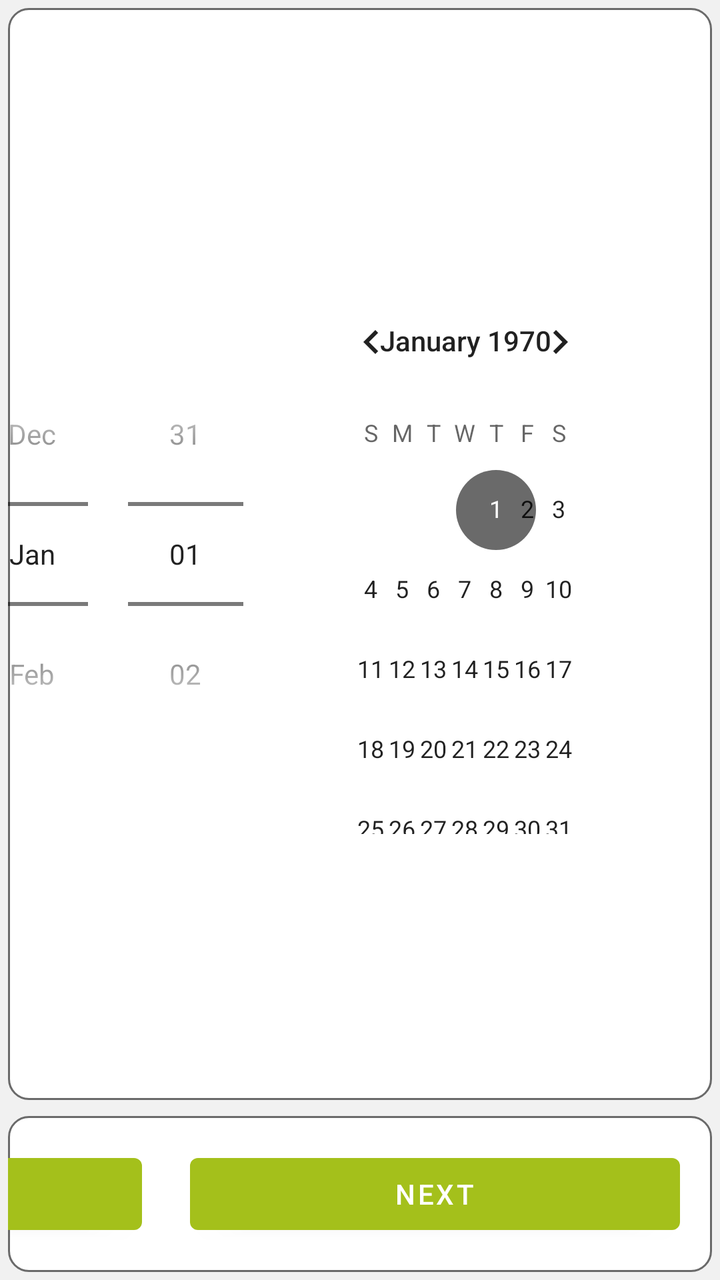
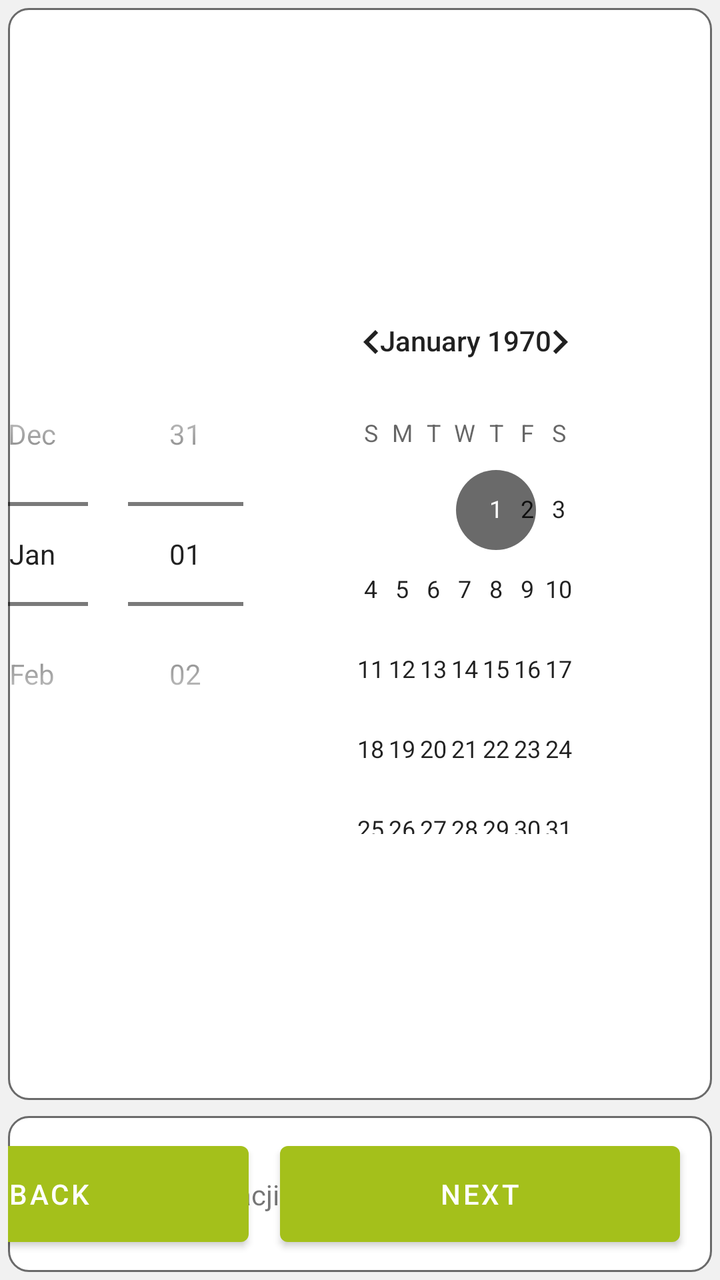

An Android layout rendered at two revisions. The XML below is the earlier revision; the diff shows what the commit changed to produce the second picture.
<!-- AndroidManifest.xml: application theme AppTheme -->
<!-- res/layout/fragment_creator_time_select.xml -->
<?xml version="1.0" encoding="utf-8"?>
<layout xmlns:android="http://schemas.android.com/apk/res/android"
    xmlns:app="http://schemas.android.com/apk/res-auto"
    xmlns:tools="http://schemas.android.com/tools">

    <data>

        <variable
            name="viewModel"
            type="eu.agribot.agribotapp.ui.fragment.taskcreator.timeselect.CreatorTimeSelectViewModel" />
    </data>


    <LinearLayout
        android:layout_width="match_parent"
        android:layout_height="match_parent"
        android:layout_margin="@dimen/margin_medium"
        android:gravity="center"
        android:orientation="vertical"
        android:background="@color/background_gray">

            <LinearLayout
                android:layout_width="match_parent"
                android:layout_height="0dp"
                android:layout_weight="7"
                android:layout_margin="@dimen/margin_small"
                android:background="@drawable/rounded_corner_layout"
                android:gravity="center">


                <DatePicker
                    android:id="@+id/date_picker"
                    android:layout_width="wrap_content"
                    android:layout_height="wrap_content"
                    android:layout_gravity="center"
                    android:layout_margin="@dimen/margin_medium"
                    android:datePickerMode="spinner" />

                <TimePicker
                    android:id="@+id/time_picker"
                    android:layout_width="wrap_content"
                    android:layout_height="wrap_content"
                    android:layout_gravity="center"
                    android:layout_margin="@dimen/margin_medium"
                    android:timePickerMode="clock" />


                <androidx.appcompat.widget.SwitchCompat
                    android:id="@+id/time_activator"
                    android:layout_width="wrap_content"
                    android:layout_height="wrap_content"
                    android:layout_gravity="center"
                    android:checked="@{viewModel.isTimePreset()}"
                    android:layout_marginHorizontal="@dimen/margin_large" />

            </LinearLayout>


            <LinearLayout
                android:layout_width="match_parent"
                android:layout_height="0dp"
                android:layout_weight="1"
                android:layout_margin="@dimen/margin_small"
                android:background="@drawable/rounded_corner_layout"
                android:gravity="end"
                android:orientation="horizontal">

                <TextView
                    android:layout_width="100dp"
                    android:layout_height="wrap_content"
                    android:layout_gravity="center"
                    android:layout_marginHorizontal="@dimen/margin_large"
                    android:text="@string/configuration_progress" />

                <ProgressBar
                    style="@style/Widget.AppCompat.ProgressBar.Horizontal"
                    android:layout_width="245dp"
                    android:layout_height="wrap_content"
                    android:padding="@dimen/margin_large"
                    android:layout_gravity="center"
                    android:layout_marginHorizontal="@dimen/margin_large"
                    android:progress="50" />


                <com.google.android.material.button.MaterialButton
                    android:layout_width="245dp"
                    android:layout_height="wrap_content"
                    android:layout_margin="@dimen/margin_medium"
                    android:layout_gravity="center"
                    android:onClick="@{()-> viewModel.onPreviousButtonClicked()}"
                    android:text="@string/back_button" />

                <com.google.android.material.button.MaterialButton
                    android:layout_width="245dp"
                    android:layout_height="wrap_content"
                    android:layout_gravity="center"
                    android:layout_marginHorizontal="@dimen/margin_large"
                    android:layout_marginVertical="@dimen/margin_medium"
                    android:onClick="@{()-> viewModel.onNextButtonClicked()}"
                    android:text="@string/next_button" />


            </LinearLayout>


    </LinearLayout>

</layout>
<!-- resources referenced by this layout -->
<resources>
  <color name="background_gray">#f1f1f1</color>
  <dimen name="margin_large">16dp</dimen>
  <dimen name="margin_medium">8dp</dimen>
  <dimen name="margin_small">4dp</dimen>
  <!-- drawable rounded_corner_layout (drawable-mdpi) -->
  <?xml version="1.0" encoding="utf-8"?>
  <shape xmlns:android="http://schemas.android.com/apk/res/android">
  
      <solid android:color="@android:color/white"/>
      <corners android:radius="10dp"/>
      <stroke
          android:width="1dp"
          android:color="@color/gray" />
  
  </shape>
  <string name="back_button">Back</string>
  <string name="configuration_progress">Postęp konfiguracji</string>
  <string name="next_button">Next</string>
  <style name="AppTheme" parent="Theme.MaterialComponents.Light.DarkActionBar">
          
          <item name="colorPrimary">@color/colorPrimary</item>
          <item name="colorPrimaryDark">@color/colorPrimaryDark</item>
          <item name="colorAccent">@color/colorAccent</item>
      </style>
  <color name="gray">#6A6A6A</color>
  <color name="colorPrimary">@color/base_green</color>
  <color name="colorPrimaryDark">@color/base_green_darker</color>
  <color name="colorAccent">@color/gray</color>
  <color name="base_green">#a4c01b</color>
  <color name="base_green_darker">#839915</color>
</resources>

<!-- the commit's change to res/layout/fragment_creator_time_select.xml (unified diff, before → after) -->
@@ -10,14 +10,11 @@
             type="eu.agribot.agribotapp.ui.fragment.taskcreator.timeselect.CreatorTimeSelectViewModel" />
     </data>
 
-
     <LinearLayout
         android:layout_width="match_parent"
         android:layout_height="match_parent"
-        android:layout_margin="@dimen/margin_medium"
-        android:gravity="center"
-        android:orientation="vertical"
-        android:background="@color/background_gray">
+        android:background="@color/background_gray"
+        android:orientation="vertical">
 
             <LinearLayout
                 android:layout_width="match_parent"
@@ -56,51 +53,72 @@
             </LinearLayout>
 
 
-            <LinearLayout
+        <androidx.constraintlayout.widget.ConstraintLayout
+            android:layout_width="match_parent"
+            android:layout_height="0dp"
+            android:layout_margin="@dimen/margin_small"
+            android:layout_weight="1"
+            android:background="@drawable/rounded_corner_layout"
+            android:gravity="end"
+            android:orientation="horizontal">
+
+            <TextView
+                android:id="@+id/textView7"
+                android:layout_width="0dp"
+                android:layout_height="wrap_content"
+                android:layout_marginStart="@dimen/margin_large"
+                android:layout_marginLeft="@dimen/margin_large"
+                android:layout_marginEnd="@dimen/margin_large"
+                android:layout_marginRight="@dimen/margin_large"
+                android:text="@string/configuration_progress"
+                app:layout_constraintBottom_toBottomOf="parent"
+                app:layout_constraintStart_toStartOf="parent"
+                app:layout_constraintTop_toTopOf="parent" />
+
+            <ProgressBar
+                android:id="@+id/progressBar"
+                style="@style/Widget.AppCompat.ProgressBar.Horizontal"
+                android:layout_width="200dp"
+                android:layout_height="wrap_content"
+                android:layout_marginStart="@dimen/margin_large"
+                android:padding="@dimen/margin_large"
+                android:progress="40"
+                android:progressBackgroundTint="@color/base_green"
+                android:progressTint="@color/base_green"
+                app:layout_constraintBottom_toBottomOf="parent"
+                app:layout_constraintStart_toEndOf="@+id/textView7"
+                app:layout_constraintTop_toTopOf="parent" />
+
+            <View
                 android:layout_width="match_parent"
-                android:layout_height="0dp"
-                android:layout_weight="1"
-                android:layout_margin="@dimen/margin_small"
-                android:background="@drawable/rounded_corner_layout"
-                android:gravity="end"
-                android:orientation="horizontal">
+                android:layout_height="match_parent"
+                app:layout_constraintBottom_toBottomOf="parent"
+                app:layout_constraintEnd_toStartOf="@+id/left_button"
+                app:layout_constraintTop_toTopOf="parent"/>
 
-                <TextView
-                    android:layout_width="100dp"
-                    android:layout_height="wrap_content"
-                    android:layout_gravity="center"
-                    android:layout_marginHorizontal="@dimen/margin_large"
-                    android:text="@string/configuration_progress" />
+            <com.google.android.material.button.MaterialButton
+                android:id="@+id/left_button"
+                android:layout_width="200dp"
+                android:layout_height="60dp"
+                android:layout_marginEnd="@dimen/margin_large"
+                android:text="@string/back_button"
+                android:onClick="@{()-> viewModel.onPreviousButtonClicked()}"
+                app:layout_constraintBottom_toBottomOf="parent"
+                app:layout_constraintEnd_toStartOf="@+id/right_button"
+                app:layout_constraintTop_toTopOf="parent" />
 
-                <ProgressBar
-                    style="@style/Widget.AppCompat.ProgressBar.Horizontal"
-                    android:layout_width="245dp"
-                    android:layout_height="wrap_content"
-                    android:padding="@dimen/margin_large"
-                    android:layout_gravity="center"
-                    android:layout_marginHorizontal="@dimen/margin_large"
-                    android:progress="50" />
+            <com.google.android.material.button.MaterialButton
+                android:id="@+id/right_button"
+                android:layout_width="200dp"
+                android:layout_height="60dp"
+                android:layout_marginEnd="@dimen/margin_large"
+                android:onClick="@{()-> viewModel.onNextButtonClicked()}"
+                android:text="@string/next_button"
+                app:layout_constraintBottom_toBottomOf="parent"
+                app:layout_constraintEnd_toEndOf="parent"
+                app:layout_constraintTop_toTopOf="parent" />
 
-
-                <com.google.android.material.button.MaterialButton
-                    android:layout_width="245dp"
-                    android:layout_height="wrap_content"
-                    android:layout_margin="@dimen/margin_medium"
-                    android:layout_gravity="center"
-                    android:onClick="@{()-> viewModel.onPreviousButtonClicked()}"
-                    android:text="@string/back_button" />
-
-                <com.google.android.material.button.MaterialButton
-                    android:layout_width="245dp"
-                    android:layout_height="wrap_content"
-                    android:layout_gravity="center"
-                    android:layout_marginHorizontal="@dimen/margin_large"
-                    android:layout_marginVertical="@dimen/margin_medium"
-                    android:onClick="@{()-> viewModel.onNextButtonClicked()}"
-                    android:text="@string/next_button" />
-
-
-            </LinearLayout>
+        </androidx.constraintlayout.widget.ConstraintLayout>
 
 
     </LinearLayout>
